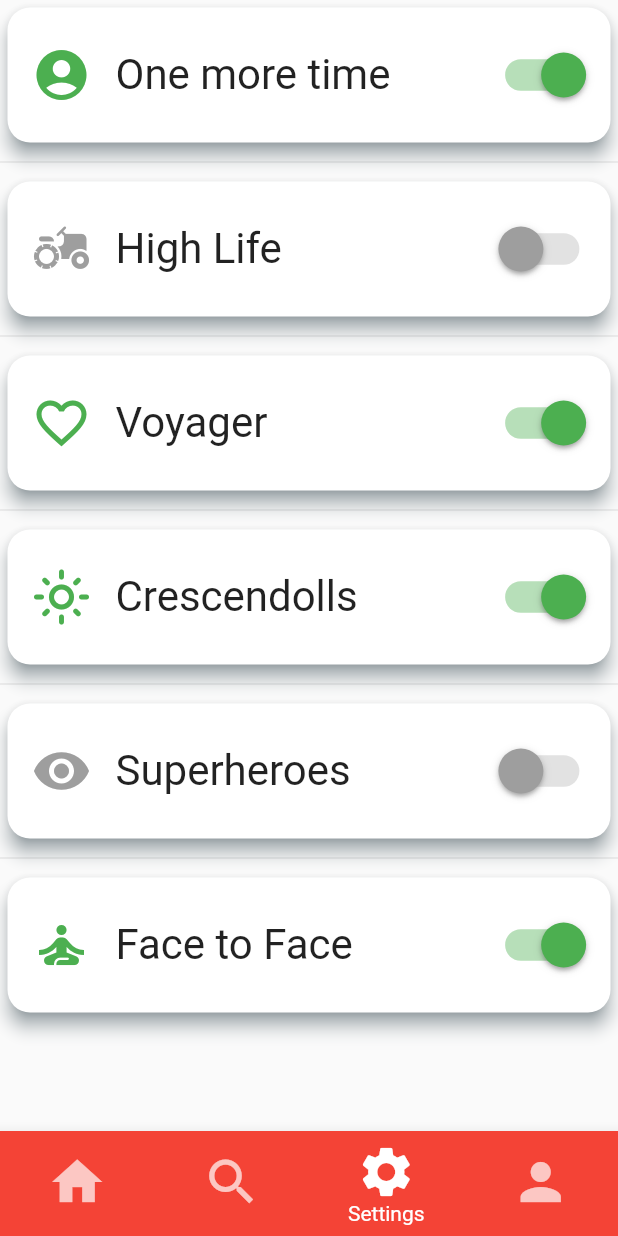
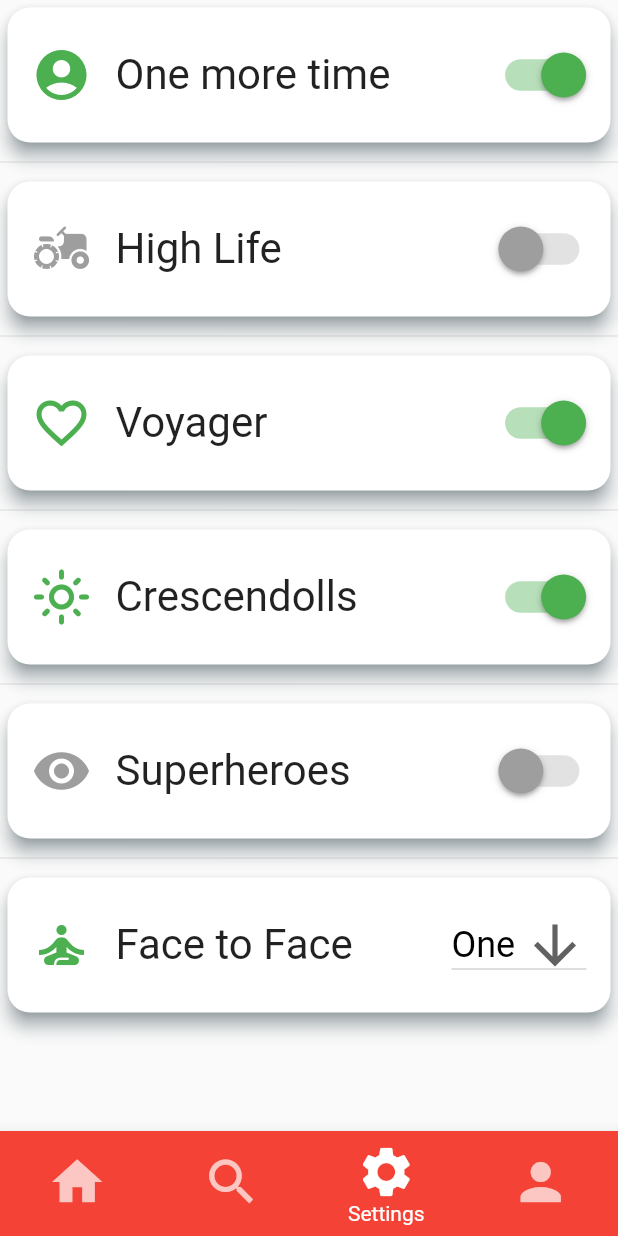
Before and after one commit to The-Law-1/Redditech, a Flutter app: the screen it shows after launch, item 3 of the bottom bar chosen, on a phone screen of 412 x 824 dp. Run offline on Flutter 3.47's test engine with Material 2 defaults, Android fonts, the phone set to English and light mode, and no system bars; our stand-ins replace material_floating_search_bar; missing offline and left inert: dart:ffi, draw, fab_circular_menu, flutter_web_auth; network calls fail.

Commit message:
added dropdown button

```diff
--- a/lib/pages/settings_page.dart
+++ b/lib/pages/settings_page.dart
@@ -26,6 +26,14 @@ class _SettingsPageState extends State<SettingsPage> {
     Icons.remove_red_eye,
     Icons.self_improvement,
   ];
+  List<List <String>> parameters = [
+    ['One', 'Two', 'Free', 'Four'],
+    ['Un', 'Deux', 'Trois', 'Quatre']
+  ];
+  List<String> dropdownValue = [
+      'One',
+      'Un',
+  ];
 
   @override
   Widget build(BuildContext context) {
@@ -47,14 +55,16 @@ class _SettingsPageState extends State<SettingsPage> {
                 child: ListTile(
                     leading: Icon(settingsIcon[index],
                         size: 40,
-                      color:
-                          settingsConditions[index] ? Colors.green : Colors.grey),
+                        color: settingsConditions[index]
+                            ? Colors.green
+                            : Colors.grey),
                     title: Text(settingsString[index],
                         style: DefaultTextStyle.of(context)
                             .style
                             .apply(fontSizeFactor: 2.0)),
-                  trailing: buildSwitchButton(Colors.green, Colors.grey, index),
-                ),
+                    trailing: index < 5
+                        ? buildSwitchButton(Colors.green, Colors.grey, index)
+                        : buildDropdownButton(context, index)),
               )),
         );
       },
@@ -72,4 +82,30 @@ class _SettingsPageState extends State<SettingsPage> {
           value: settingsConditions[val],
           onChanged: (value) =>
               setState(() => settingsConditions[val] = value)));
+
+  Widget buildDropdownButton(BuildContext context, val) {
+    return DropdownButton<String>(
+      value: dropdownValue[val-5],
+      icon: const Icon(Icons.arrow_downward),
+      iconSize: 42,
+      //elevation: 16,
+      style: const TextStyle(color: Colors.black, fontSize: 24),
+      /*underline: Container(
+        height: 2,
+        color: Colors.deepPurpleAccent,
+      ),*/
+      onChanged: (String? newValue) {
+        setState(() {
+          dropdownValue[val-5] = newValue!;
+        });
+      },
+      items: parameters[val-5]
+          .map<DropdownMenuItem<String>>((String value) {
+        return DropdownMenuItem<String>(
+          value: value,
+          child: Text(value),
+        );
+      }).toList(),
+    );
   }
+}
```
Lines whose indentation alone changed are shown as unchanged.
